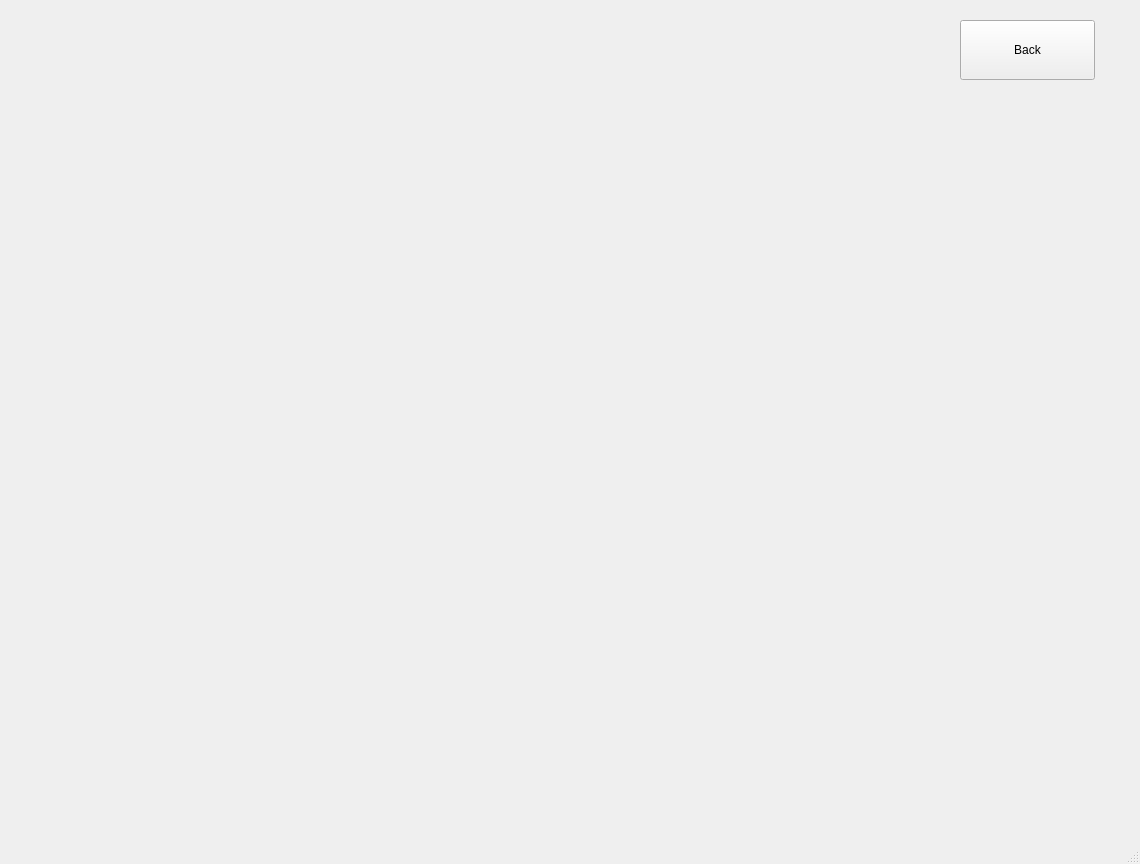
Demonim/Simargl-Study-Project, file main/UI/Email.ui: the form before one commit.
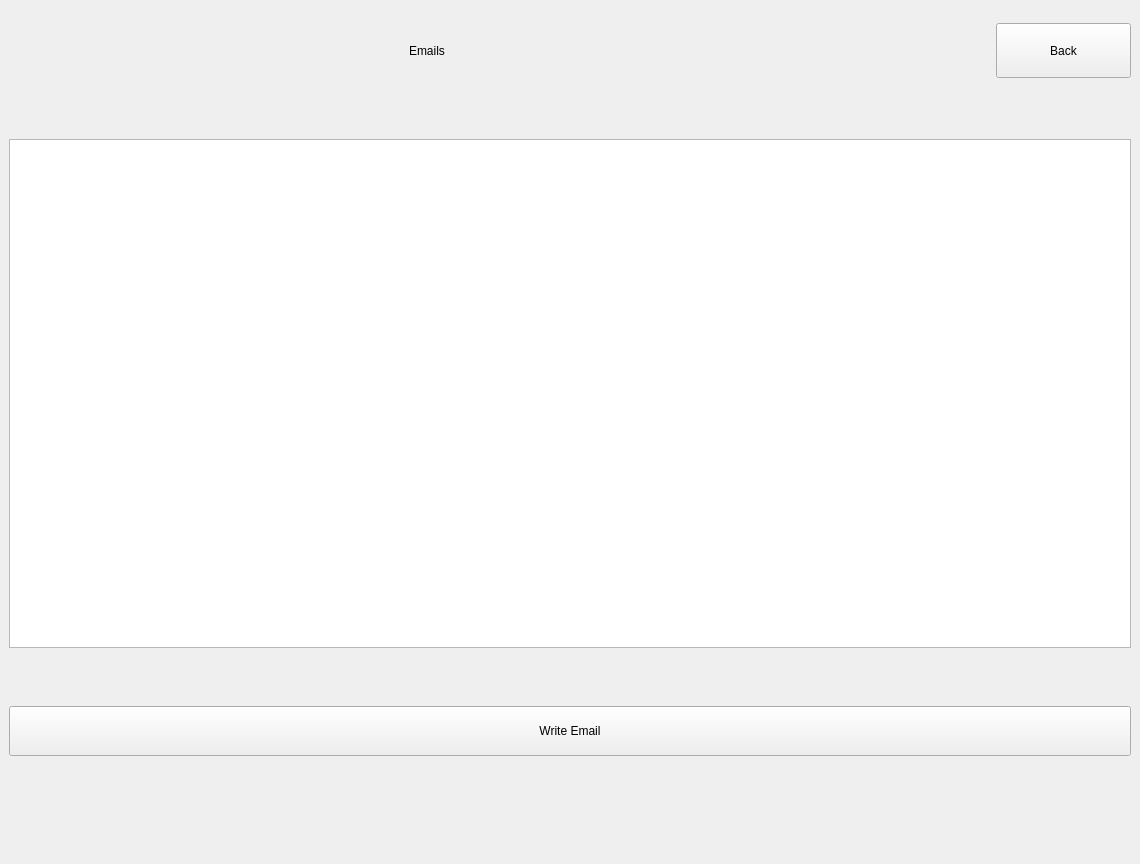
The form after the commit.

Commit message:
Email Window 0.1
Email Window added

What changed in the file:
```diff
--- a/main/UI/Email.ui
+++ b/main/UI/Email.ui
@@ -18,25 +18,84 @@
   </property>
   <property name="maximumSize">
    <size>
-    <width>1140</width>
-    <height>864</height>
+    <width>1920</width>
+    <height>1080</height>
    </size>
   </property>
   <property name="windowTitle">
    <string>MainWindow</string>
   </property>
   <widget class="QWidget" name="centralwidget">
+   <layout class="QVBoxLayout" name="verticalLayout">
+    <item>
+     <layout class="QHBoxLayout" name="horizontalLayout_2">
+      <property name="leftMargin">
+       <number>110</number>
+      </property>
+      <property name="topMargin">
+       <number>0</number>
+      </property>
+      <property name="rightMargin">
+       <number>0</number>
+      </property>
+      <item>
+       <spacer name="horizontalSpacer">
+        <property name="orientation">
+         <enum>Qt::Orientation::Horizontal</enum>
+        </property>
+        <property name="sizeHint" stdset="0">
+         <size>
+          <width>40</width>
+          <height>20</height>
+         </size>
+        </property>
+       </spacer>
+      </item>
+      <item>
+       <widget class="QLabel" name="Messages">
+        <property name="sizePolicy">
+         <sizepolicy hsizetype="Expanding" vsizetype="Maximum">
+          <horstretch>0</horstretch>
+          <verstretch>0</verstretch>
+         </sizepolicy>
+        </property>
+        <property name="minimumSize">
+         <size>
+          <width>250</width>
+          <height>60</height>
+         </size>
+        </property>
+        <property name="maximumSize">
+         <size>
+          <width>425</width>
+          <height>70</height>
+         </size>
+        </property>
+        <property name="text">
+         <string>Emails</string>
+        </property>
+       </widget>
+      </item>
+      <item>
+       <spacer name="horizontalSpacer_2">
+        <property name="orientation">
+         <enum>Qt::Orientation::Horizontal</enum>
+        </property>
+        <property name="sizeType">
+         <enum>QSizePolicy::Policy::Expanding</enum>
+        </property>
+        <property name="sizeHint" stdset="0">
+         <size>
+          <width>200</width>
+          <height>20</height>
+         </size>
+        </property>
+       </spacer>
+      </item>
+      <item>
    <widget class="QPushButton" name="Back_Button">
-    <property name="geometry">
-     <rect>
-      <x>960</x>
-      <y>20</y>
-      <width>135</width>
-      <height>60</height>
-     </rect>
-    </property>
     <property name="sizePolicy">
-     <sizepolicy hsizetype="Expanding" vsizetype="Expanding">
+         <sizepolicy hsizetype="Expanding" vsizetype="Ignored">
       <horstretch>0</horstretch>
       <verstretch>0</verstretch>
      </sizepolicy>
@@ -44,31 +103,95 @@
     <property name="minimumSize">
      <size>
       <width>80</width>
-      <height>50</height>
+          <height>40</height>
      </size>
     </property>
     <property name="maximumSize">
      <size>
       <width>135</width>
-      <height>60</height>
+          <height>55</height>
      </size>
     </property>
     <property name="text">
      <string>Back</string>
     </property>
    </widget>
-  </widget>
-  <widget class="QMenuBar" name="menubar">
-   <property name="geometry">
-    <rect>
-     <x>0</x>
-     <y>0</y>
-     <width>1140</width>
-     <height>25</height>
-    </rect>
-   </property>
-  </widget>
-  <widget class="QStatusBar" name="statusbar"/>
+      </item>
+     </layout>
+    </item>
+    <item>
+     <spacer name="verticalSpacer">
+      <property name="orientation">
+       <enum>Qt::Orientation::Vertical</enum>
+      </property>
+      <property name="sizeType">
+       <enum>QSizePolicy::Policy::Maximum</enum>
+      </property>
+      <property name="sizeHint" stdset="0">
+       <size>
+        <width>20</width>
+        <height>40</height>
+       </size>
+      </property>
+     </spacer>
+    </item>
+    <item>
+     <widget class="QListWidget" name="messagesList">
+      <property name="maximumSize">
+       <size>
+        <width>16777215</width>
+        <height>509</height>
+       </size>
+      </property>
+     </widget>
+    </item>
+    <item>
+     <spacer name="verticalSpacer_2">
+      <property name="orientation">
+       <enum>Qt::Orientation::Vertical</enum>
+      </property>
+      <property name="sizeType">
+       <enum>QSizePolicy::Policy::Maximum</enum>
+      </property>
+      <property name="sizeHint" stdset="0">
+       <size>
+        <width>20</width>
+        <height>40</height>
+       </size>
+      </property>
+     </spacer>
+    </item>
+    <item>
+     <widget class="QPushButton" name="Write_Button">
+      <property name="minimumSize">
+       <size>
+        <width>0</width>
+        <height>50</height>
+       </size>
+      </property>
+      <property name="text">
+       <string>Write Email</string>
+      </property>
+     </widget>
+    </item>
+    <item>
+     <spacer name="verticalSpacer_3">
+      <property name="orientation">
+       <enum>Qt::Orientation::Vertical</enum>
+      </property>
+      <property name="sizeType">
+       <enum>QSizePolicy::Policy::Maximum</enum>
+      </property>
+      <property name="sizeHint" stdset="0">
+       <size>
+        <width>20</width>
+        <height>85</height>
+       </size>
+      </property>
+     </spacer>
+    </item>
+   </layout>
+  </widget>
  </widget>
  <resources/>
  <connections/>
```
Lines whose indentation alone changed are shown as unchanged. The commit also changes 1 other file.
